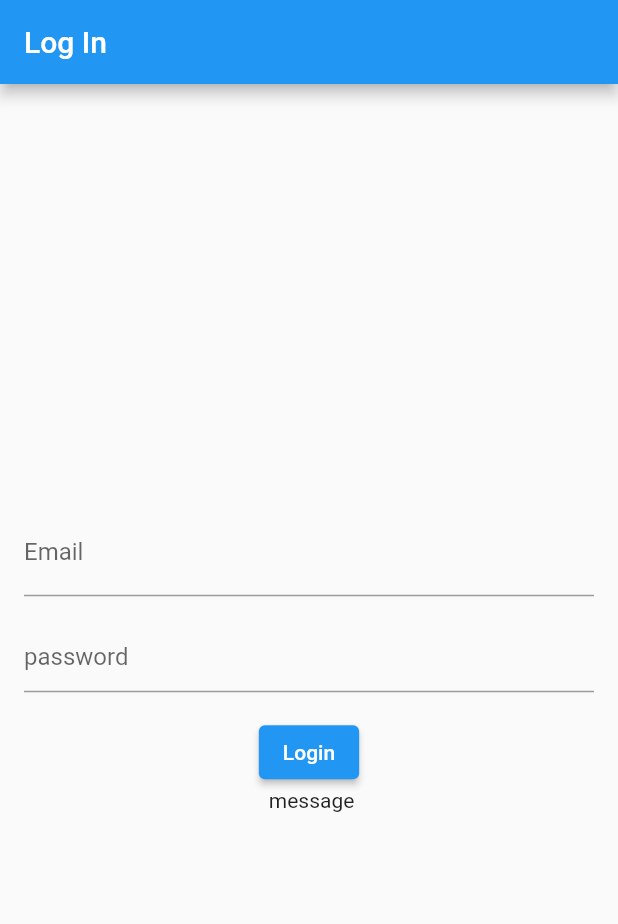
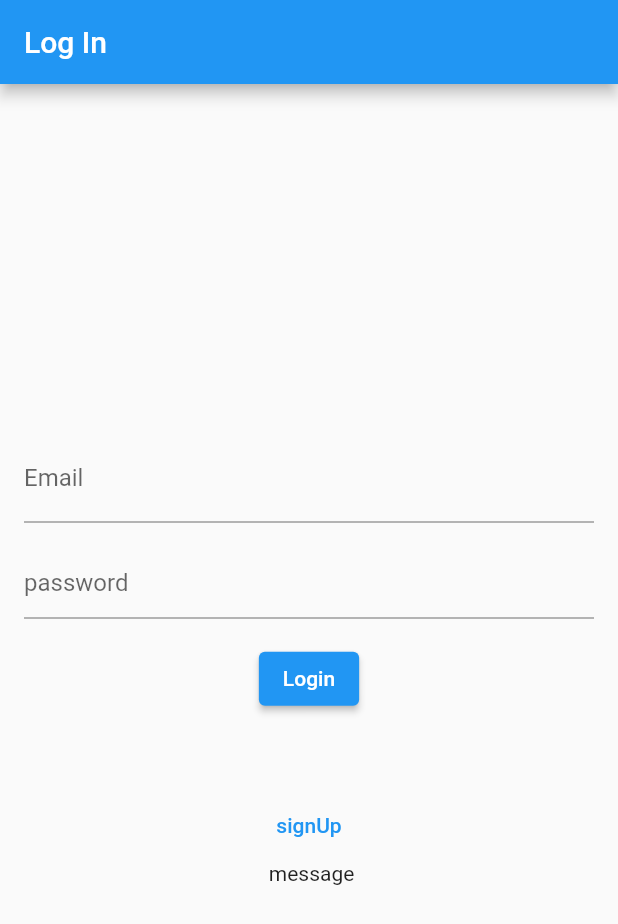
Before and after one commit to keerthimayi4/uiloginexample, a Flutter app: the screen it shows after launch, on a phone screen of 412 x 824 dp. Shown: the top 924 px of the screen. Run offline on Flutter 3.47's test engine with Material 2 defaults, Android fonts, the light colour scheme and no system bars; network calls fail; key blocks and very long unbroken strings in the code were emptied for the run.

Commit message:
singup page created

```diff
--- a/lib/homescreen.dart
+++ b/lib/homescreen.dart
@@ -51,6 +51,8 @@ class NextPage extends StatefulWidget {
 
   @override
   State<NextPage> createState() => _NextPageState();
+
+  substring(int i, int j) {}
 }
 
 class _NextPageState extends State<NextPage> {
--- a/lib/loginscreen.dart
+++ b/lib/loginscreen.dart
@@ -1,4 +1,5 @@
 import 'package:flutter/material.dart';
+import 'package:uiloginexample/signuppage.dart';
 
 import 'homescreen.dart';
 
@@ -11,7 +12,13 @@ class _LoginPageState extends State<LoginPage> {
   String error = ' message';
   TextEditingController namecontroller = TextEditingController();
 
+  // It allows you to control and manipulate the text entered by the user,
+  // as well as listen to changes in the text input.
+  //enables you to retrieve, set, listen to, and clear the text
+  // entered by the user in text fields
   TextEditingController passwordcontorller = TextEditingController();
+
+  signUp() {}
 
   void login() {
     print(namecontroller.text);
@@ -75,6 +82,19 @@ class _LoginPageState extends State<LoginPage> {
               onPressed: login,
               child: Text('Login'),
             ),
+            SizedBox(
+              height: 50,
+            ),
+            TextButton(
+              onPressed: () {
+                Navigator.push(
+                    context,
+                    MaterialPageRoute(
+                      builder: ((context) => SignUpScreen()),
+                    ));
+              },
+              child: Text('signUp'),
+            ),
             Text(error)
           ],
         ),
```
